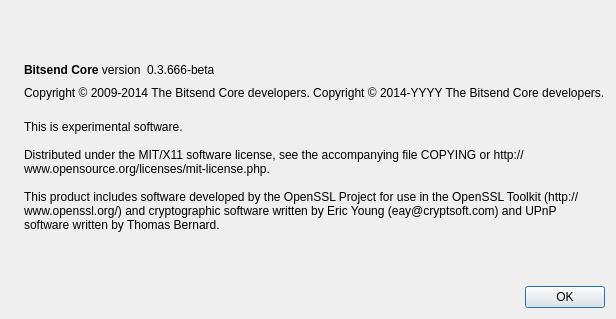
Old version of the form src/qt/forms/aboutdialog.ui in the repository LIMXTEC/BitSend.
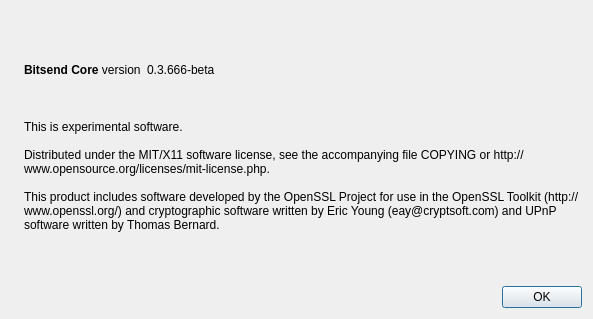
New version of the form. Icons and pictures are not drawn.

What changed in the file:
```diff
--- a/src/qt/forms/aboutdialog.ui
+++ b/src/qt/forms/aboutdialog.ui
@@ -91,8 +91,8 @@
         <cursorShape>IBeamCursor</cursorShape>
        </property>
        <property name="text">
-        <string>Copyright &amp;copy; 2009-2014 The Bitsend Core developers.
-Copyright &amp;copy; 2014-YYYY The Bitsend Core developers.</string>
+        <string>Copyright &amp;copy; 2009-YYYY The Bitcoin Core developers and Dash Core developers.</string>
+        <string>Copyright &amp;copy; 2014-YYYY The Bitsend Core developers.</string>
        </property>
        <property name="textFormat">
         <enum>Qt::RichText</enum>
```
